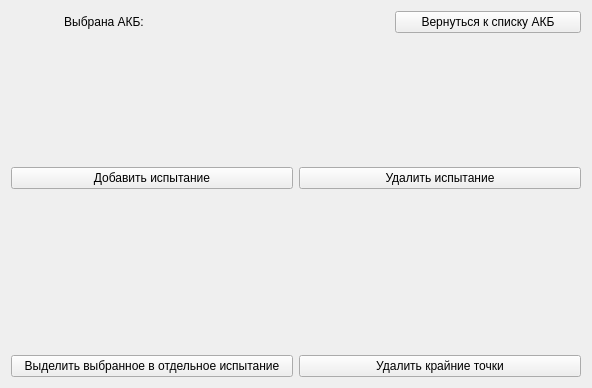
The window that ui/tests.ui (mikhailmishurinskikh/parametrizator) describes before a commit, drawn with Qt 5.
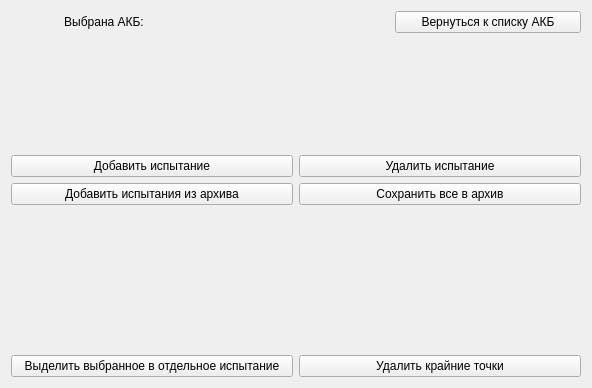
The same window after the commit.

Patch:
```diff
--- a/ui/tests.ui
+++ b/ui/tests.ui
@@ -13,7 +13,7 @@
   <property name="windowTitle">
    <string>Form</string>
   </property>
-  <layout class="QVBoxLayout" name="verticalLayout" stretch="1,8,1,10,1">
+  <layout class="QVBoxLayout" name="verticalLayout" stretch="1,8,1,1,10,1">
    <item>
     <layout class="QHBoxLayout" name="horizontalLayout_4" stretch="0,0,0">
      <item>
@@ -63,6 +63,24 @@
      </item>
     </layout>
    </item>
+   <item>
+    <layout class="QHBoxLayout" name="horizontalLayout">
+     <item>
+      <widget class="QPushButton" name="addArchive_button">
+       <property name="text">
+        <string>Добавить испытания из архива</string>
+       </property>
+      </widget>
+     </item>
+     <item>
+      <widget class="QPushButton" name="saveArchive_button">
+       <property name="text">
+        <string>Сохранить все в архив</string>
+       </property>
+      </widget>
+     </item>
+    </layout>
+   </item>
    <item>
     <layout class="QHBoxLayout" name="graphLayout"/>
    </item>
```
